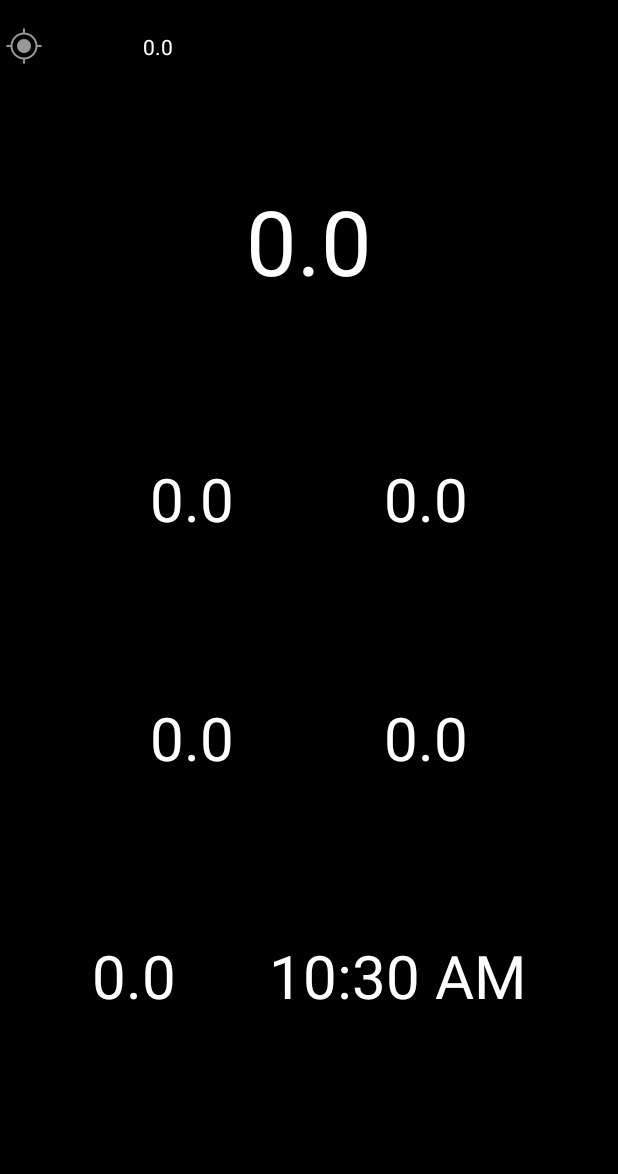
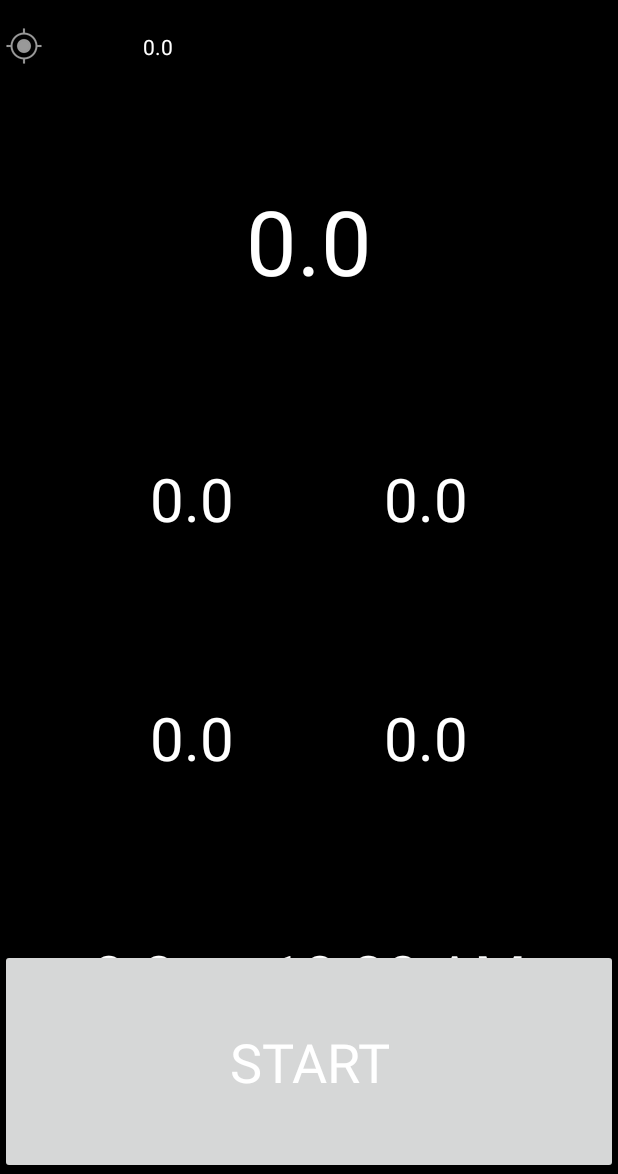
Before and after one commit to kevinvanleer/cyclotrack, an Android app: the TripInProgressFragment screen opened through its navigation route, on a phone screen of 412 x 824 dp, the part 62-1236 px from its top. Run offline under Robolectric (Android 15) with nearby library versions, the phone set to English and light mode, and no system bars; our stand-ins replace Dagger/Hilt's generated code; libraries missing offline, so code that uses them is left out: androidx.hilt.lifecycle.

Commit message:
disassociate trip start from gps listen start

```diff
--- a/app/src/main/java/com/kvl/cyclotrack/GpsService.kt
+++ b/app/src/main/java/com/kvl/cyclotrack/GpsService.kt
@@ -58,7 +58,7 @@ class GpsService @Inject constructor(context: Application) : LiveData<Location>(
     @SuppressLint("MissingPermission")
     fun startListening() {
         locationManager.requestLocationUpdates(LocationManager.GPS_PROVIDER,
-            100L,
+            1000L,
             1f,
             locationListener)
     }
--- a/app/src/main/java/com/kvl/cyclotrack/TripInProgressFragment.kt
+++ b/app/src/main/java/com/kvl/cyclotrack/TripInProgressFragment.kt
@@ -4,6 +4,7 @@ import android.os.Bundle
 import android.text.format.DateUtils
 import android.util.Log
 import android.view.*
+import android.view.View.OnClickListener
 import android.widget.Button
 import android.widget.ImageView
 import android.widget.TextView
@@ -17,6 +18,7 @@ class TripInProgressFragment : Fragment(), View.OnTouchListener {
     private val viewModel: TripInProgressViewModel by navGraphViewModels(R.id.trip_in_progress_graph) {
         defaultViewModelProviderFactory
     }
+    private lateinit var pauseButton: Button
 
     companion object {
         fun newInstance() = TripInProgressFragment()
@@ -43,10 +45,20 @@ class TripInProgressFragment : Fragment(), View.OnTouchListener {
         return true
     }
 
+    private val startTripListener: OnClickListener = OnClickListener {
+        viewModel.startTrip()
+        pauseButton.visibility = View.GONE
+        pauseButton.setOnClickListener(null)
+        pauseButton.text = "PAUSE"
+    }
+
     override fun onViewCreated(view: View, savedInstanceState: Bundle?) {
         super.onViewCreated(view, savedInstanceState)
 
         Log.d("UI", "TripInProgressFragment::onViewCreated")
+
+        viewModel.startGps()
+
         val speedTextView: TextView = view.findViewById(R.id.textview_speed)
         val distanceTextView: TextView = view.findViewById(R.id.textview_distance)
         val durationTextView: TextView = view.findViewById(R.id.textview_duration)
@@ -56,10 +68,15 @@ class TripInProgressFragment : Fragment(), View.OnTouchListener {
 
         val trackingImage: ImageView = view.findViewById(R.id.image_tracking)
         val accuracyTextView: TextView = view.findViewById(R.id.textview_accuracy)
+        pauseButton = view.findViewById(R.id.pause_button)
 
         view.setOnTouchListener(this)
 
-        viewModel.startTrip()
+        pauseButton.setOnClickListener(startTripListener)
+        pauseButton.text = "START"
+        pauseButton.visibility = View.VISIBLE
+
+        //viewModel.startTrip()
         Log.d("TIP", "view created")
         viewModel.currentProgress.observe(viewLifecycleOwner,
             { it ->
@@ -93,15 +110,13 @@ class TripInProgressFragment : Fragment(), View.OnTouchListener {
         Log.d("TIP_FRAG", "TOUCH")
         return performClick()
     }
+
     private fun performClick(): Boolean {
         Log.d("TIP_FRAG", "CLICK")
-        val pauseButton: Button? = view?.findViewById(R.id.pause_button)
-        if(pauseButton != null) {
-            pauseButton.visibility = View.VISIBLE
-        }
+        pauseButton.visibility = View.VISIBLE
         android.os.Handler().postDelayed(
             Runnable {
-                pauseButton?.visibility = View.GONE
+                pauseButton.visibility = View.GONE
             }, 5000
         )
         return true
--- a/app/src/main/java/com/kvl/cyclotrack/TripInProgressViewModel.kt
+++ b/app/src/main/java/com/kvl/cyclotrack/TripInProgressViewModel.kt
@@ -27,6 +27,8 @@ class TripInProgressViewModel @ViewModelInject constructor(
 
     val currentProgress: LiveData<TripProgress>
         get() = _currentProgress
+
+    fun startGps() = gpsService.startListening()
 
     private fun setTripProgress(new: Measurements) {
         val old = _currentProgress.value
@@ -165,7 +167,6 @@ class TripInProgressViewModel @ViewModelInject constructor(
         viewModelScope.launch(Dispatchers.Default) {
             tripId = tripsRepository.createNewTrip()
             Log.d("TIP_VIEW_MODEL", "created new trip with id ${tripId.toString()}")
-            gpsService.startListening()
             record = true
             tripStarted.postValue(tripId)
         }
```
